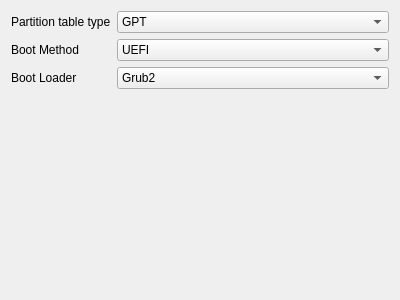
Qt form gui/bootconfig.ui (cleverca22/nixos-installer) before a commit.
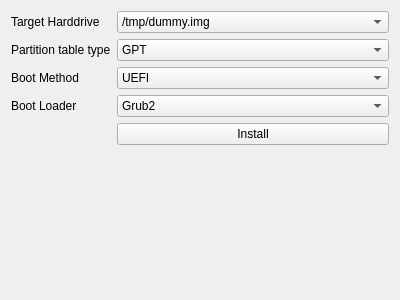
The same form after that commit.

Patch:
```diff
--- a/gui/bootconfig.ui
+++ b/gui/bootconfig.ui
@@ -16,14 +16,14 @@
   <layout class="QVBoxLayout" name="verticalLayout">
    <item>
     <layout class="QFormLayout" name="formLayout">
-     <item row="1" column="0">
+     <item row="2" column="0">
       <widget class="QLabel" name="label">
        <property name="text">
         <string>Partition table type</string>
        </property>
       </widget>
      </item>
-     <item row="1" column="1">
+     <item row="2" column="1">
       <widget class="QComboBox" name="partitionType">
        <item>
         <property name="text">
@@ -37,7 +37,7 @@
        </item>
       </widget>
      </item>
-     <item row="2" column="1">
+     <item row="3" column="1">
       <widget class="QComboBox" name="bootMethod">
        <item>
         <property name="text">
@@ -51,21 +51,21 @@
        </item>
       </widget>
      </item>
-     <item row="2" column="0">
+     <item row="3" column="0">
       <widget class="QLabel" name="label_2">
        <property name="text">
         <string>Boot Method</string>
        </property>
       </widget>
      </item>
-     <item row="3" column="0">
+     <item row="4" column="0">
       <widget class="QLabel" name="label_3">
        <property name="text">
         <string>Boot Loader</string>
        </property>
       </widget>
      </item>
-     <item row="3" column="1">
+     <item row="4" column="1">
       <widget class="QComboBox" name="bootLoader">
        <item>
         <property name="text">
@@ -79,6 +79,34 @@
        </item>
       </widget>
      </item>
+     <item row="1" column="0">
+      <widget class="QLabel" name="label_4">
+       <property name="text">
+        <string>Target Harddrive</string>
+       </property>
+      </widget>
+     </item>
+     <item row="1" column="1">
+      <widget class="QComboBox" name="target">
+       <item>
+        <property name="text">
+         <string>/tmp/dummy.img</string>
+        </property>
+       </item>
+       <item>
+        <property name="text">
+         <string>/nas/dummy.img</string>
+        </property>
+       </item>
+      </widget>
+     </item>
+     <item row="5" column="1">
+      <widget class="QPushButton" name="install">
+       <property name="text">
+        <string>Install</string>
+       </property>
+      </widget>
+     </item>
     </layout>
    </item>
   </layout>
```
